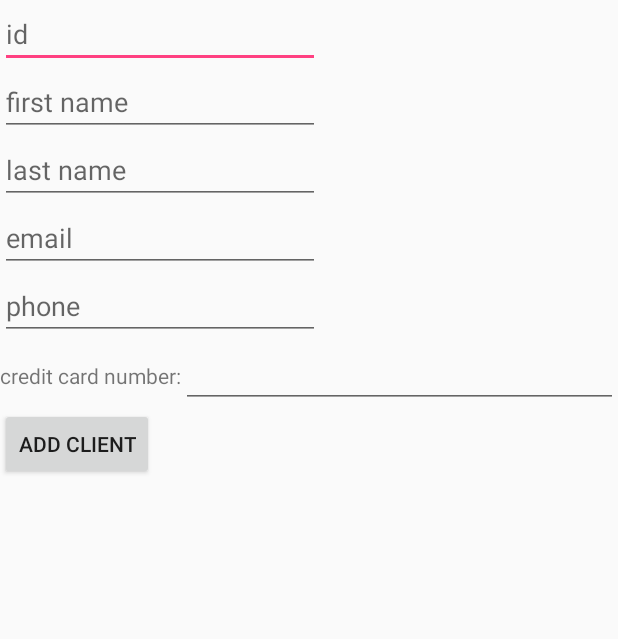
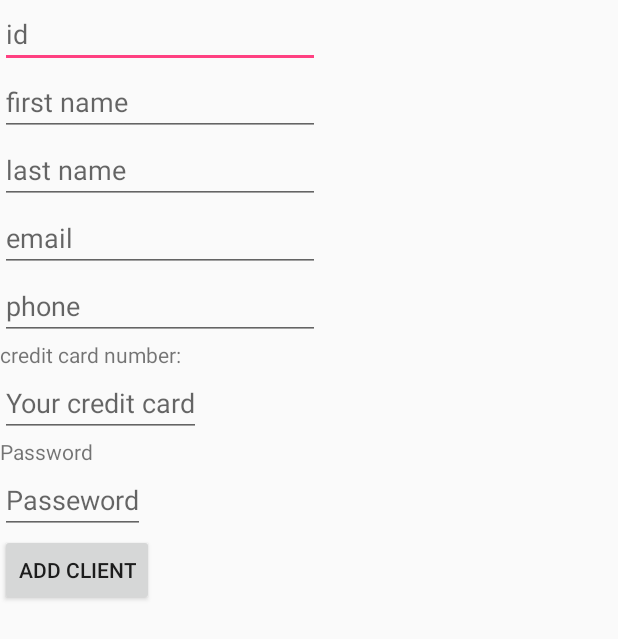
Before and after one commit to moishefischbein/aplication_2_ForCarTent, an Android app: the layout activity_add_client.xml on its own in the app's theme, with its tools: preview values and no code run, on a phone screen of 412 x 824 dp. Shown: the top 639 px of the screen. Run offline under Robolectric (Android 15) with nearby library versions, the phone set to English and light mode, and no system bars; network calls fail.

Commit message:
ll;
,lkl

```diff
--- a/app/src/main/java/com/example/moish/aplication_2_forCarRent/controller/AddClientActivity.java
+++ b/app/src/main/java/com/example/moish/aplication_2_forCarRent/controller/AddClientActivity.java
@@ -26,6 +26,7 @@ public class AddClientActivity extends Activity implements View.OnClickListener{
     private EditText telephoneEditText;
     private EditText emailEditText;
     private EditText creditCardEditText;
+    private EditText password;
     private Button addClientButton;
 
 
@@ -36,6 +37,7 @@ public class AddClientActivity extends Activity implements View.OnClickListener{
         telephoneEditText = (EditText)findViewById( R.id.PhoneEditText );
         emailEditText = (EditText)findViewById( R.id.EmailEditText );
         creditCardEditText = (EditText)findViewById( R.id.creditCardNumberEditText );
+        password = (EditText)findViewById( R.id.password_client );
         addClientButton = (Button)findViewById( R.id.addClientButton);
 
         addClientButton.setOnClickListener( this );
@@ -55,6 +57,8 @@ public class AddClientActivity extends Activity implements View.OnClickListener{
             values.put(Functions.ClientConst.PHONE, telephoneEditText.getText().toString());
             values.put(Functions.ClientConst.EMAIL, emailEditText.getText().toString());
             values.put(Functions.ClientConst.CREDITCARDNUMBER, creditCardEditText.getText().toString());
+            values.put(Functions.ClientConst.PASSWORD, password.getText().toString());
+
 
             new AsyncTask<Void, Void, Long>(){
                 @Override
--- a/app/src/main/java/com/example/moish/aplication_2_forCarRent/controller/fragments/LoginFragment.java
+++ b/app/src/main/java/com/example/moish/aplication_2_forCarRent/controller/fragments/LoginFragment.java
@@ -104,14 +104,14 @@ public class LoginFragment extends Fragment implements View.OnClickListener {
         if (password.compareTo(passwordEntered) == 0) {// ok
             Snackbar.make(v, "Logged In", Snackbar.LENGTH_SHORT).show();
             ((MainActivity) getActivity()).setClient(client);// save client
-            getFragmentManager().beginTransaction().remove(this).commit();
-            /*
+            //getFragmentManager().beginTransaction().remove(this).commit();
+
             FragmentTransaction fragmentTransaction = getFragmentManager().beginTransaction();
 
             Fragment fragment = new Home();
             fragmentTransaction.replace(R.id.fragment_container, fragment);
 
-            fragmentTransaction.commit();*/
+            fragmentTransaction.commit();
         } else {
             passwordWrapper.setError("Wrong password");
         }
--- a/app/src/main/res/layout/activity_add_client.xml
+++ b/app/src/main/res/layout/activity_add_client.xml
@@ -40,6 +40,7 @@
         android:hint="@string/email"
         android:inputType="textPersonName" />
 
+
         <EditText
             android:id="@+id/PhoneEditText"
             android:layout_width="wrap_content"
@@ -50,18 +51,32 @@
 
         <LinearLayout
             android:layout_width="match_parent"
-            android:layout_height="wrap_content">
+            android:layout_height="wrap_content"
+            android:orientation="vertical">
 
             <TextView
                 android:layout_width="wrap_content"
                 android:layout_height="wrap_content"
                 android:text="@string/credit_card_number" />
 
+
             <EditText
                 android:id="@+id/creditCardNumberEditText"
-                android:layout_width="match_parent"
+                android:layout_width="wrap_content"
                 android:layout_height="wrap_content"
-                android:inputType="number" />
+                android:inputType="number"
+                android:hint="Your credit card"/>
+
+            <TextView
+                android:layout_width="wrap_content"
+                android:layout_height="wrap_content"
+                android:text="Password" />
+
+            <EditText
+                android:id="@+id/password_client"
+                android:layout_width="wrap_content"
+                android:layout_height="wrap_content"
+                android:hint="Passeword"/>
         </LinearLayout>
 
         <Button
--- a/app/src/main/res/layout/fragment_login.xml
+++ b/app/src/main/res/layout/fragment_login.xml
@@ -55,7 +55,7 @@
                         android:background="#E0E0E0"
                         android:hint="@string/username"
                         android:ems="10"
-                        android:inputType="textPersonName"
+                        android:inputType="number"
                         />
 
                 </android.support.design.widget.TextInputLayout>
```
Also changed, not shown: app/src/main/java/com/example/moish/aplication_2_forCarRent/controller/fragments/RegisterFragment.java (+139 -8 lines).
